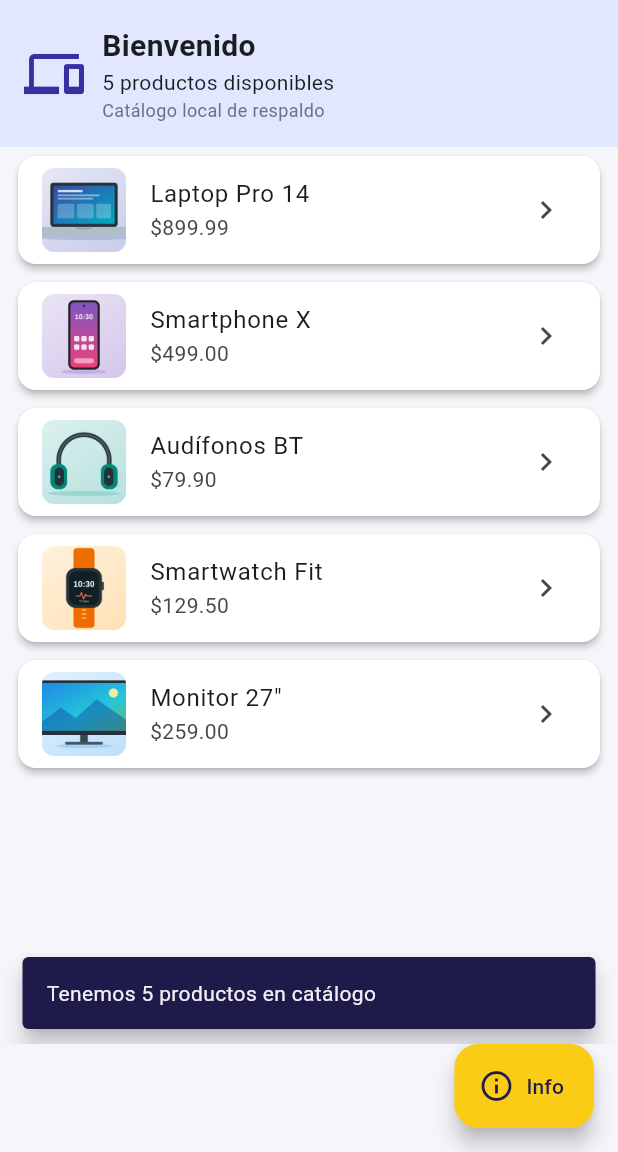
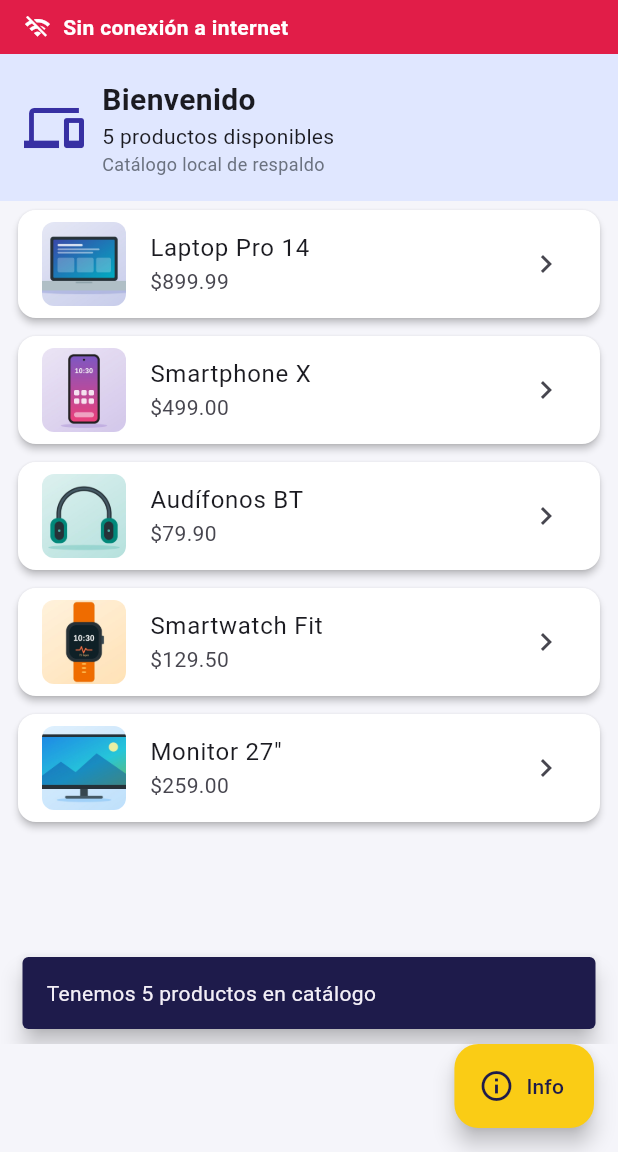
Before and after one commit to lmontenegro-ecotec/appmovil_integradora1, a Flutter app: the screen it shows after launch, after a tap on "Info", on a phone screen of 412 x 824 dp, the part 84-1236 px from its top. Run offline on Flutter 3.47's test engine with Material 3 defaults, Android fonts, the phone set to English and light mode, and no system bars; our stand-ins replace connectivity_plus; network calls fail.

Commit message:
detección de red en tiempo real con Stream y banner offline
  - ConectividadService (connectivity_plus) con Stream de cambios de red
  - Verificación de internet real (DNS) y chequeo periódico, ya que el emulador mantiene una red virtual en modo avión
  - ConectividadProvider suscrito al Stream, con cancelación de Stream y Timer en dispose
  - OfflineBanner animado que se muestra sin conexión
  - Recarga automática del catálogo al recuperar la conexión
  - Dependencia: connectivity_plus

```diff
--- a/lib/main.dart
+++ b/lib/main.dart
@@ -1,19 +1,27 @@
 import 'package:flutter/material.dart';
 import 'package:provider/provider.dart';
 import 'package:appmovil_integradora1/providers/catalogo_provider.dart';
+import 'package:appmovil_integradora1/providers/conectividad_provider.dart';
+import 'package:appmovil_integradora1/services/conectividad_service.dart';
 import 'package:appmovil_integradora1/repository/producto_repository.dart';
 import 'package:appmovil_integradora1/routes/app_routes.dart';
 import 'package:appmovil_integradora1/theme/app_theme.dart';
 
 void main() {
+  // Necesario antes de usar plugins nativos (conectividad)
+  WidgetsFlutterBinding.ensureInitialized();
+
+  final catalogo = CatalogoProvider(ProductoRepository())..cargarProductos();
+  final conectividad = ConectividadProvider(ConectividadService())
+    // Cuando vuelve internet se recarga el catálogo automáticamente
+    ..alReconectar = catalogo.cargarProductos;
+
   runApp(
     // Providers disponibles para toda la app
     MultiProvider(
       providers: [
-        ChangeNotifierProvider(
-          create: (_) =>
-              CatalogoProvider(ProductoRepository())..cargarProductos(),
-        ),
+        ChangeNotifierProvider.value(value: catalogo),
+        ChangeNotifierProvider.value(value: conectividad),
       ],
       child: const MyApp(),
     ),
--- /dev/null
+++ b/lib/providers/conectividad_provider.dart
@@ -0,0 +1,52 @@
+import 'dart:async';
+
+import 'package:flutter/foundation.dart';
+import 'package:appmovil_integradora1/services/conectividad_service.dart';
+
+/// Estado de la conexión a internet para toda la app (Provider).
+class ConectividadProvider extends ChangeNotifier {
+  final ConectividadService _servicio;
+  StreamSubscription<bool>? _suscripcion;
+  Timer? _verificacionPeriodica;
+
+  bool _conectado = true;
+  bool get conectado => _conectado;
+
+  /// Acción opcional a ejecutar cuando vuelve la conexión
+  /// (por ejemplo, recargar el catálogo).
+  VoidCallback? alReconectar;
+
+  ConectividadProvider(this._servicio) {
+    _iniciar();
+  }
+
+  Future<void> _iniciar() async {
+    _actualizar(await _servicio.verificarConexion());
+
+    // 1) Escucha en tiempo real los cambios de red del sistema
+    _suscripcion = _servicio.cambios.listen(_actualizar);
+
+    // 2) Verificación periódica de respaldo cada 10 segundos
+    _verificacionPeriodica = Timer.periodic(
+      const Duration(seconds: 10),
+      (_) async => _actualizar(await _servicio.verificarConexion()),
+    );
+  }
+
+  void _actualizar(bool hayConexion) {
+    if (hayConexion == _conectado) return;
+    final volvioLaConexion = hayConexion && !_conectado;
+    _conectado = hayConexion;
+    debugPrint('Conectividad: ${_conectado ? "EN LÍNEA" : "SIN CONEXIÓN"}');
+    notifyListeners();
+    if (volvioLaConexion) alReconectar?.call();
+  }
+
+  @override
+  void dispose() {
+    // Libera el Stream y el temporizador al destruir el provider
+    _suscripcion?.cancel();
+    _verificacionPeriodica?.cancel();
+    super.dispose();
+  }
+}
--- a/lib/screens/home_screen.dart
+++ b/lib/screens/home_screen.dart
@@ -19,6 +19,8 @@ class HomeScreen extends StatelessWidget {
       appBar: AppBar(title: const Text('TiendaTec')),
       body: Column(
         children: [
+          // Banner que aparece solo cuando no hay internet
+          const OfflineBanner(),
           Container(
             width: double.infinity,
             padding: const EdgeInsets.all(16),
--- /dev/null
+++ b/lib/services/conectividad_service.dart
@@ -0,0 +1,52 @@
+import 'dart:async';
+import 'dart:io';
+
+import 'package:connectivity_plus/connectivity_plus.dart';
+import 'package:flutter/foundation.dart';
+
+/// Servicio nativo de conectividad (desacoplado de la interfaz).
+/// 1) connectivity_plus escucha en tiempo real los cambios de red del sistema
+///    (Wi-Fi, datos móviles, modo avión).
+/// 2) Como tener una interfaz de red activa no garantiza tener internet
+///    (ej. el emulador conserva una red virtual en modo avión), se confirma
+///    con una consulta DNS real.
+class ConectividadService {
+  final Connectivity _connectivity = Connectivity();
+
+  /// Stream que emite true/false cada vez que cambia el estado de la red.
+  Stream<bool> get cambios =>
+      _connectivity.onConnectivityChanged.asyncMap(_evaluar);
+
+  /// Consulta el estado actual de la red.
+  Future<bool> verificarConexion() async {
+    try {
+      final resultado = await _connectivity.checkConnectivity();
+      return _evaluar(resultado);
+    } catch (e) {
+      debugPrint('ConectividadService: no se pudo verificar la red -> $e');
+      return false;
+    }
+  }
+
+  Future<bool> _evaluar(List<ConnectivityResult> resultados) async {
+    final hayInterfaz = resultados.any((r) => r != ConnectivityResult.none);
+    if (!hayInterfaz) return false;
+    return _hayInternetReal();
+  }
+
+  /// Comprueba que realmente se pueda llegar a internet.
+  Future<bool> _hayInternetReal() async {
+    try {
+      final respuesta = await InternetAddress.lookup('raw.githubusercontent.com')
+          .timeout(const Duration(seconds: 3));
+      return respuesta.isNotEmpty && respuesta.first.rawAddress.isNotEmpty;
+    } on SocketException {
+      return false;
+    } on TimeoutException {
+      return false;
+    } catch (e) {
+      debugPrint('ConectividadService: error al comprobar internet -> $e');
+      return false;
+    }
+  }
+}
--- /dev/null
+++ b/lib/widgets/offline_banner.dart
@@ -0,0 +1,41 @@
+import 'package:flutter/material.dart';
+import 'package:provider/provider.dart';
+import 'package:appmovil_integradora1/providers/conectividad_provider.dart';
+import 'package:appmovil_integradora1/theme/app_theme.dart';
+
+/// Banner que aparece automáticamente cuando no hay conexión a internet.
+class OfflineBanner extends StatelessWidget {
+  const OfflineBanner({super.key});
+
+  @override
+  Widget build(BuildContext context) {
+    final conectado = context.watch<ConectividadProvider>().conectado;
+
+    return AnimatedSwitcher(
+      duration: const Duration(milliseconds: 300),
+      child: conectado
+          ? const SizedBox.shrink()
+          : Container(
+              key: const ValueKey('offline'),
+              width: double.infinity,
+              color: AppTheme.favorito,
+              padding: const EdgeInsets.symmetric(vertical: 8, horizontal: 16),
+              child: const Row(
+                children: [
+                  Icon(Icons.wifi_off, color: Colors.white, size: 18),
+                  SizedBox(width: 8),
+                  Expanded(
+                    child: Text(
+                      'Sin conexión a internet',
+                      style: TextStyle(
+                        color: Colors.white,
+                        fontWeight: FontWeight.bold,
+                      ),
+                    ),
+                  ),
+                ],
+              ),
+            ),
+    );
+  }
+}
--- a/lib/widgets/widgets.dart
+++ b/lib/widgets/widgets.dart
@@ -1,2 +1,3 @@
 // Archivo de barril (barrel file) de los widgets reutilizables
 export 'package:appmovil_integradora1/widgets/producto_card.dart';
+export 'package:appmovil_integradora1/widgets/offline_banner.dart';
--- a/pubspec.yaml
+++ b/pubspec.yaml
@@ -36,6 +36,7 @@ dependencies:
   cupertino_icons: ^2.0.0
   provider: ^6.1.5+1
   http: ^1.6.0
+  connectivity_plus: ^7.3.2
 
 dev_dependencies:
   flutter_test:
```
Also changed, not shown: pubspec.lock, 3 other files.
